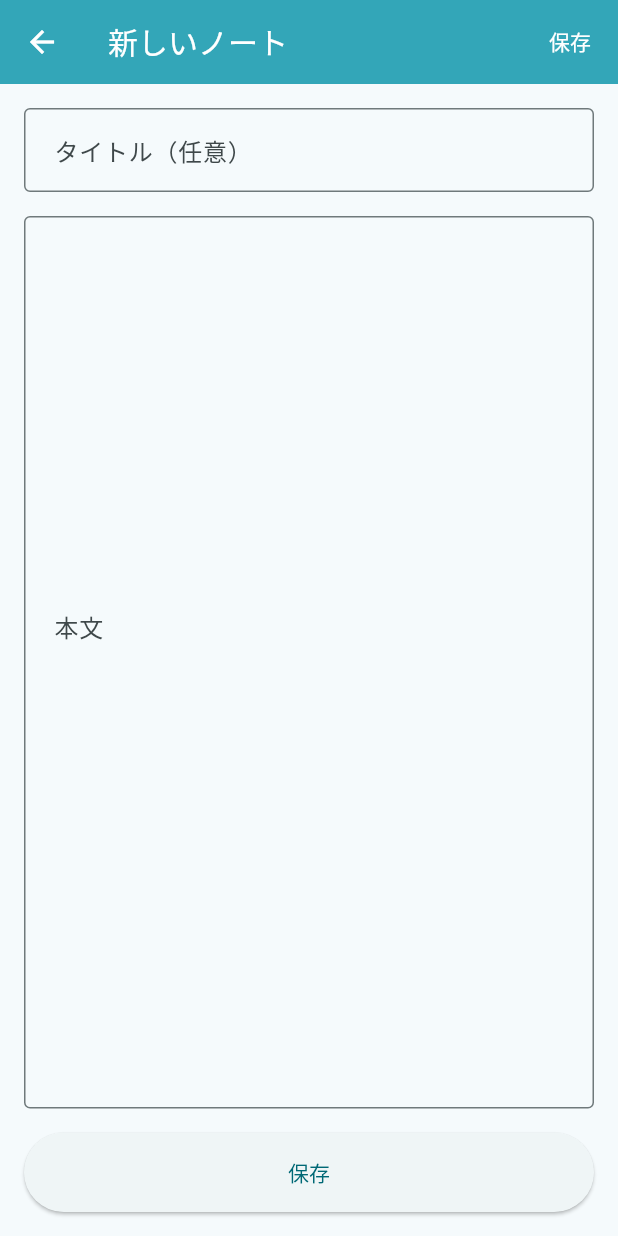
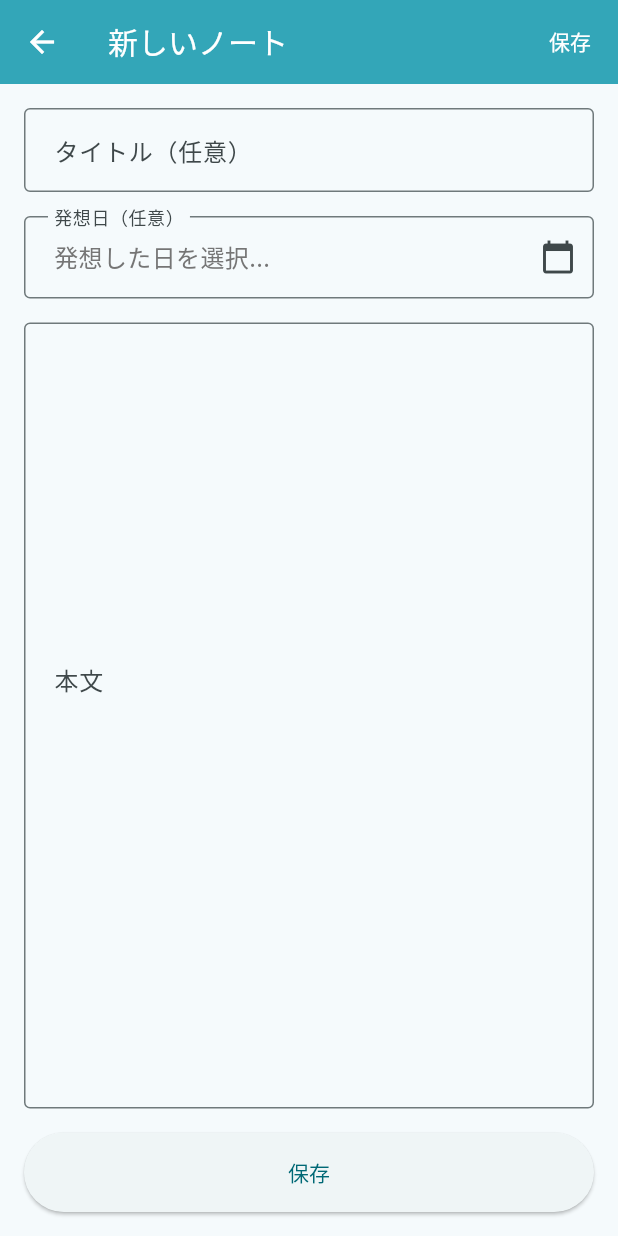
Before and after one commit to itezora-nonoha/logicket, a Flutter app: the screen it shows once a user with an empty profile is signed in, after a tap on the "add" icon, on a phone screen of 412 x 824 dp. Run offline on Flutter 3.47's test engine with Material 3 defaults, Android fonts, the phone set to English and light mode, and no system bars; our stand-ins replace cloud_firestore, firebase_auth, firebase_core, flutter_markdown; accounts and stored records are empty; network calls fail.

Commit message:
feature 発想日を追加

```diff
--- a/lib/main.dart
+++ b/lib/main.dart
@@ -1,7 +1,7 @@
 import 'package:flutter/material.dart';
+import 'package:flutter_localizations/flutter_localizations.dart';
 import 'package:provider/provider.dart';
 import 'package:firebase_core/firebase_core.dart';
-import 'models/note.dart';
 import 'services/note_service.dart';
 import 'screens/auth_wrapper.dart';
 import 'services/auth_service.dart';
@@ -36,6 +36,16 @@ class LogicketApp extends StatelessWidget {
       ],
       child: MaterialApp(
         title: 'Logicket',
+        localizationsDelegates: const [
+          GlobalMaterialLocalizations.delegate,
+          GlobalWidgetsLocalizations.delegate,
+          GlobalCupertinoLocalizations.delegate,
+        ],
+        supportedLocales: const [
+          Locale('ja', 'JP'),
+          Locale('en', 'US'),
+        ],
+        locale: const Locale('ja', 'JP'),
         theme: ThemeData(
           primarySwatch: _createMaterialColor(const Color(0xFF33A6B8)),
           primaryColor: const Color(0xFF33A6B8),
--- a/lib/models/note.dart
+++ b/lib/models/note.dart
@@ -3,6 +3,7 @@ class Note {
   final String linkHash; // 6-digit hash for linking
   final String? title; // タイトル（任意）
   final String content;
+  final DateTime? inspirationDate; // 発想日（編集可能）
   final double order;
   final List<String> linkedNotes;
   final DateTime createdAt;
@@ -14,6 +15,7 @@ class Note {
     required this.linkHash,
     this.title,
     required this.content,
+    this.inspirationDate,
     required this.order,
     this.linkedNotes = const [],
     required this.createdAt,
@@ -26,6 +28,7 @@ class Note {
     String? linkHash,
     String? title,
     String? content,
+    DateTime? inspirationDate,
     double? order,
     List<String>? linkedNotes,
     DateTime? createdAt,
@@ -37,6 +40,7 @@ class Note {
       linkHash: linkHash ?? this.linkHash,
       title: title ?? this.title,
       content: content ?? this.content,
+      inspirationDate: inspirationDate ?? this.inspirationDate,
       order: order ?? this.order,
       linkedNotes: linkedNotes ?? this.linkedNotes,
       createdAt: createdAt ?? this.createdAt,
@@ -51,6 +55,7 @@ class Note {
       'linkHash': linkHash,
       'title': title,
       'content': content,
+      'inspirationDate': inspirationDate?.millisecondsSinceEpoch,
       'order': order,
       'linkedNotes': linkedNotes,
       'createdAt': createdAt.millisecondsSinceEpoch,
@@ -65,6 +70,9 @@ class Note {
       linkHash: map['linkHash'] ?? map['id'] ?? '', // Backward compatibility
       title: map['title'],
       content: map['content'] ?? '',
+      inspirationDate: map['inspirationDate'] != null
+          ? DateTime.fromMillisecondsSinceEpoch(map['inspirationDate'])
+          : null,
       order: (map['order'] ?? 0.0).toDouble(),
       linkedNotes: List<String>.from(map['linkedNotes'] ?? []),
       createdAt: DateTime.fromMillisecondsSinceEpoch(map['createdAt'] ?? 0),
--- a/lib/screens/note_detail_screen.dart
+++ b/lib/screens/note_detail_screen.dart
@@ -169,6 +169,10 @@ class _NoteDetailScreenState extends State<NoteDetailScreen> {
                           ),
                         ),
                         const SizedBox(height: 12),
+                        if (_currentNote.inspirationDate != null) ...[
+                          _buildMetaRow(Icons.lightbulb_outline, '発想日', _formatDateTime(_currentNote.inspirationDate!)),
+                          const SizedBox(height: 8),
+                        ],
                         _buildMetaRow(Icons.schedule, '作成日時', _formatDateTime(_currentNote.createdAt)),
                         const SizedBox(height: 8),
                         _buildMetaRow(Icons.update, '更新日時', _formatDateTime(_currentNote.updatedAt)),
--- a/lib/screens/note_editor_screen.dart
+++ b/lib/screens/note_editor_screen.dart
@@ -21,6 +21,7 @@ class NoteEditorScreen extends StatefulWidget {
 class _NoteEditorScreenState extends State<NoteEditorScreen> {
   late TextEditingController _titleController;
   late TextEditingController _contentController;
+  DateTime? _inspirationDate;
   bool _isLoading = false;
 
   @override
@@ -28,6 +29,7 @@ class _NoteEditorScreenState extends State<NoteEditorScreen> {
     super.initState();
     _titleController = TextEditingController(text: widget.note?.title ?? '');
     _contentController = TextEditingController(text: widget.note?.content ?? '');
+    _inspirationDate = widget.note?.inspirationDate;
   }
 
   @override
@@ -109,6 +111,10 @@ class _NoteEditorScreenState extends State<NoteEditorScreen> {
             // タイトル入力欄
             TextField(
               controller: _titleController,
+              autocorrect: false,
+              enableSuggestions: false,
+              textInputAction: TextInputAction.next,
+              keyboardType: TextInputType.text,
               decoration: const InputDecoration(
                 labelText: 'タイトル（任意）',
                 hintText: 'ノートのタイトルを入力...',
@@ -125,12 +131,46 @@ class _NoteEditorScreenState extends State<NoteEditorScreen> {
 
             const SizedBox(height: 16),
 
+            // 発想日入力欄
+            InkWell(
+              onTap: _selectInspirationDate,
+              borderRadius: BorderRadius.circular(4),
+              child: InputDecorator(
+                decoration: const InputDecoration(
+                  labelText: '発想日（任意）',
+                  border: OutlineInputBorder(),
+                  labelStyle: TextStyle(fontFamily: 'NotoSansJP'),
+                  contentPadding: EdgeInsets.all(16),
+                  suffixIcon: Icon(Icons.calendar_today),
+                ),
+                child: Text(
+                  _inspirationDate != null
+                      ? _formatDate(_inspirationDate!)
+                      : '発想した日を選択...',
+                  style: TextStyle(
+                    fontSize: 16,
+                    fontFamily: 'NotoSansJP',
+                    color: _inspirationDate != null
+                        ? Colors.black87
+                        : Colors.grey[600],
+                  ),
+                ),
+              ),
+            ),
+
+            const SizedBox(height: 16),
+
             // 本文入力欄
             Expanded(
               child: TextField(
                 controller: _contentController,
                 maxLines: null,
                 expands: true,
+                autocorrect: false,
+                enableSuggestions: false,
+                keyboardType: TextInputType.multiline,
+                textInputAction: TextInputAction.newline,
+                textCapitalization: TextCapitalization.none,
                 decoration: const InputDecoration(
                   labelText: '本文',
                   hintText: 'マークダウンでノートを書いてください...\n\n[[ノートID]] でリンクを作成できます',
@@ -195,6 +235,7 @@ class _NoteEditorScreenState extends State<NoteEditorScreen> {
           userId,
           _contentController.text.trim(),
           title: title,
+          inspirationDate: _inspirationDate,
           insertAfterOrder: widget.insertAfterOrder,
         );
       } else {
@@ -204,6 +245,7 @@ class _NoteEditorScreenState extends State<NoteEditorScreen> {
           widget.note!.id,
           _contentController.text.trim(),
           title: title,
+          inspirationDate: _inspirationDate,
         );
       }
 
@@ -233,4 +275,23 @@ class _NoteEditorScreenState extends State<NoteEditorScreen> {
       setState(() => _isLoading = false);
     }
   }
+
+  Future<void> _selectInspirationDate() async {
+    final DateTime? picked = await showDatePicker(
+      context: context,
+      initialDate: _inspirationDate ?? DateTime.now(),
+      firstDate: DateTime(1900),
+      lastDate: DateTime.now(),
+    );
+
+    if (picked != null && picked != _inspirationDate) {
+      setState(() {
+        _inspirationDate = picked;
+      });
+    }
+  }
+
+  String _formatDate(DateTime date) {
+    return '${date.year}/${date.month.toString().padLeft(2, '0')}/${date.day.toString().padLeft(2, '0')}';
+  }
 }
--- a/lib/services/note_service.dart
+++ b/lib/services/note_service.dart
@@ -149,7 +149,7 @@ class NoteService extends ChangeNotifier {
     }
   }
 
-  Future<void> createNote(String userId, String content, {String? title, double? insertAfterOrder}) async {
+  Future<void> createNote(String userId, String content, {String? title, DateTime? inspirationDate, double? insertAfterOrder}) async {
     if (userId.isEmpty) return;
 
     final now = DateTime.now();
@@ -178,6 +178,7 @@ class NoteService extends ChangeNotifier {
       linkHash: _generateLinkHash(userId),
       title: title,
       content: content,
+      inspirationDate: inspirationDate,
       order: newOrder,
       linkedNotes: _extractLinkedNotes(content),
       createdAt: now,
@@ -200,7 +201,7 @@ class NoteService extends ChangeNotifier {
     }
   }
 
-  Future<void> updateNote(String userId, String id, String content, {String? title, double? newOrder}) async {
+  Future<void> updateNote(String userId, String id, String content, {String? title, DateTime? inspirationDate, double? newOrder}) async {
     if (userId.isEmpty) return;
 
     final index = _notes.indexWhere((note) => note.id == id);
@@ -208,6 +209,7 @@ class NoteService extends ChangeNotifier {
       final updatedNote = _notes[index].copyWith(
         title: title,
         content: content,
+        inspirationDate: inspirationDate ?? _notes[index].inspirationDate,
         order: newOrder ?? _notes[index].order,
         linkedNotes: _extractLinkedNotes(content),
         updatedAt: DateTime.now(),
--- a/pubspec.yaml
+++ b/pubspec.yaml
@@ -29,6 +29,8 @@ environment:
 # versions available, run `flutter pub outdated`.
 dependencies:
   flutter:
+    sdk: flutter
+  flutter_localizations:
     sdk: flutter
   provider: ^6.1.2
   firebase_core: ^3.15.2
```
